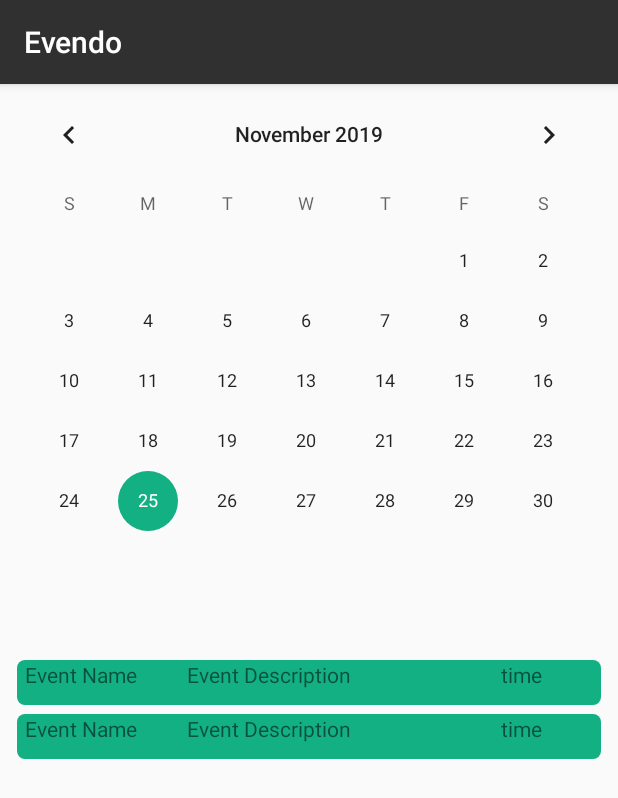
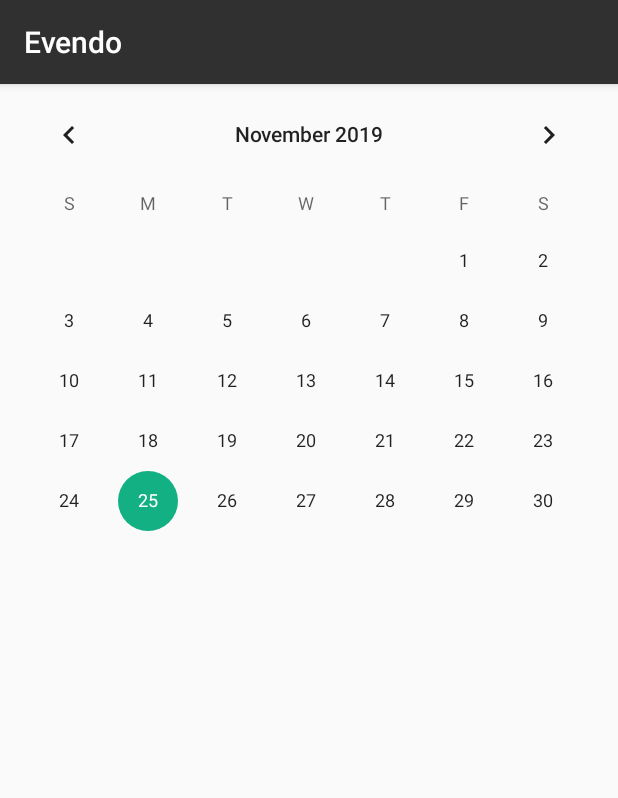
Before and after one commit to gnaatz/evendo, an Android app: the screen it shows after launch (MainActivity), on a phone screen of 412 x 824 dp. Shown: the top 798 px of the screen. Run offline under Robolectric (Android 15) with nearby library versions, the phone set to English and light mode, and no system bars.

Commit message:
Add basic structure

```diff
--- a/app/src/main/java/de/gnaatz/evendo/MainActivity.kt
+++ b/app/src/main/java/de/gnaatz/evendo/MainActivity.kt
@@ -1,12 +1,29 @@
 package de.gnaatz.evendo
 
+import android.app.usage.UsageEvents
 import androidx.appcompat.app.AppCompatActivity
 import android.os.Bundle
+import android.widget.CalendarView
+import de.gnaatz.evendo.eventing.Event
+import de.gnaatz.evendo.eventing.EventLoader
 
 class MainActivity : AppCompatActivity() {
+
+    private lateinit var calendar: CalendarView
+    private lateinit var currentEvents: List<Event>
+    private lateinit var eventLoader: EventLoader
 
     override fun onCreate(savedInstanceState: Bundle?) {
         super.onCreate(savedInstanceState)
         setContentView(R.layout.activity_main)
     }
+
+    override fun onStart() {
+        super.onStart()
+        calendar = findViewById(R.id.calendar)
+        currentEvents = ArrayList()
+        eventLoader = EventLoader(this)
+        eventLoader.init()
+        calendar.setOnDateChangeListener(eventLoader)
+    }
 }
--- /dev/null
+++ b/app/src/main/java/de/gnaatz/evendo/eventing/Event.kt
@@ -0,0 +1,5 @@
+package de.gnaatz.evendo.eventing
+
+class Event(var title: String, var description: String) {
+    private lateinit var todos: List<Todo>
+}
--- /dev/null
+++ b/app/src/main/java/de/gnaatz/evendo/eventing/EventLoader.kt
@@ -0,0 +1,15 @@
+package de.gnaatz.evendo.eventing
+
+import android.content.Context
+import android.widget.CalendarView
+import android.widget.Toast
+
+class EventLoader(private val context: Context): CalendarView.OnDateChangeListener {
+    fun init() {
+        Toast.makeText(context, "Getting Dates initially", Toast.LENGTH_SHORT).show()
+    }
+
+    override fun onSelectedDayChange(calendar: CalendarView, year: Int, month: Int, dayOfMonth: Int) {
+        Toast.makeText(calendar.context, "Day changed", Toast.LENGTH_SHORT).show()
+    }
+}
--- /dev/null
+++ b/app/src/main/java/de/gnaatz/evendo/eventing/Todo.kt
@@ -0,0 +1,5 @@
+package de.gnaatz.evendo.eventing
+
+class Todo(var titile: String) {
+    var description: String = "A description."
+}
--- /dev/null
+++ b/app/src/main/java/de/gnaatz/evendo/user/User.kt
@@ -0,0 +1 @@
+package de.gnaatz.evendo.user
--- a/app/src/main/res/layout/activity_main.xml
+++ b/app/src/main/res/layout/activity_main.xml
@@ -15,63 +15,13 @@
                 android:layout_width="match_parent"
                 android:layout_height="match_parent"/>
         <LinearLayout
+                android:id="@+id/events"
                 android:layout_weight="1"
                 android:layout_width="match_parent"
                 android:layout_height="match_parent"
                 android:paddingLeft="11dp"
                 android:paddingRight="11dp"
                 android:orientation="vertical">
-            <LinearLayout
-                    android:layout_width="match_parent"
-                    android:layout_height="30dp"
-                    android:weightSum="5"
-                    android:paddingStart="5dp"
-                    android:paddingEnd="5dp"
-                    android:layout_marginBottom="6dp"
-                    android:background="@drawable/event_entry"
-                    android:orientation="horizontal">
-                <TextView
-                        android:layout_width="wrap_content"
-                        android:layout_height="wrap_content"
-                        android:layout_weight="1"
-                        android:text="Event Name"/>
-                <TextView
-                        android:layout_width="wrap_content"
-                        android:layout_height="wrap_content"
-                        android:layout_weight="3"
-                        android:text="Event Description"/>
-                <TextView
-                        android:layout_width="wrap_content"
-                        android:layout_height="wrap_content"
-                        android:layout_weight="1"
-                        android:text="time"/>
-            </LinearLayout>
-            <LinearLayout
-                    android:layout_width="match_parent"
-                    android:layout_height="30dp"
-                    android:weightSum="5"
-                    android:paddingStart="5dp"
-                    android:paddingEnd="5dp"
-                    android:layout_marginBottom="6dp"
-                    android:background="@drawable/event_entry"
-                    android:orientation="horizontal">
-                <TextView
-                        android:layout_width="wrap_content"
-                        android:layout_height="wrap_content"
-                        android:layout_weight="1"
-                        android:text="Event Name"/>
-                <TextView
-                        android:layout_width="wrap_content"
-                        android:layout_height="wrap_content"
-                        android:layout_weight="3"
-                        android:text="Event Description"/>
-                <TextView
-                        android:layout_width="wrap_content"
-                        android:layout_height="wrap_content"
-                        android:layout_weight="1"
-                        android:text="time"/>
-            </LinearLayout>
         </LinearLayout>
     </LinearLayout>
-
 </androidx.constraintlayout.widget.ConstraintLayout>
--- /dev/null
+++ b/app/src/main/res/layout/layout_event_view.xml
@@ -0,0 +1,27 @@
+<?xml version="1.0" encoding="utf-8"?>
+<LinearLayout
+        android:layout_width="match_parent"
+        android:layout_height="30dp"
+        android:weightSum="5"
+        android:paddingStart="5dp"
+        android:paddingEnd="5dp"
+        android:layout_marginBottom="6dp"
+        android:background="@drawable/event_entry"
+        android:orientation="horizontal"
+        xmlns:android="http://schemas.android.com/apk/res/android">
+    <TextView
+            android:layout_width="wrap_content"
+            android:layout_height="wrap_content"
+            android:layout_weight="1"
+            android:text="Event Name"/>
+    <TextView
+            android:layout_width="wrap_content"
+            android:layout_height="wrap_content"
+            android:layout_weight="3"
+            android:text="Event Description"/>
+    <TextView
+            android:layout_width="wrap_content"
+            android:layout_height="wrap_content"
+            android:layout_weight="1"
+            android:text="time"/>
+</LinearLayout>
```
